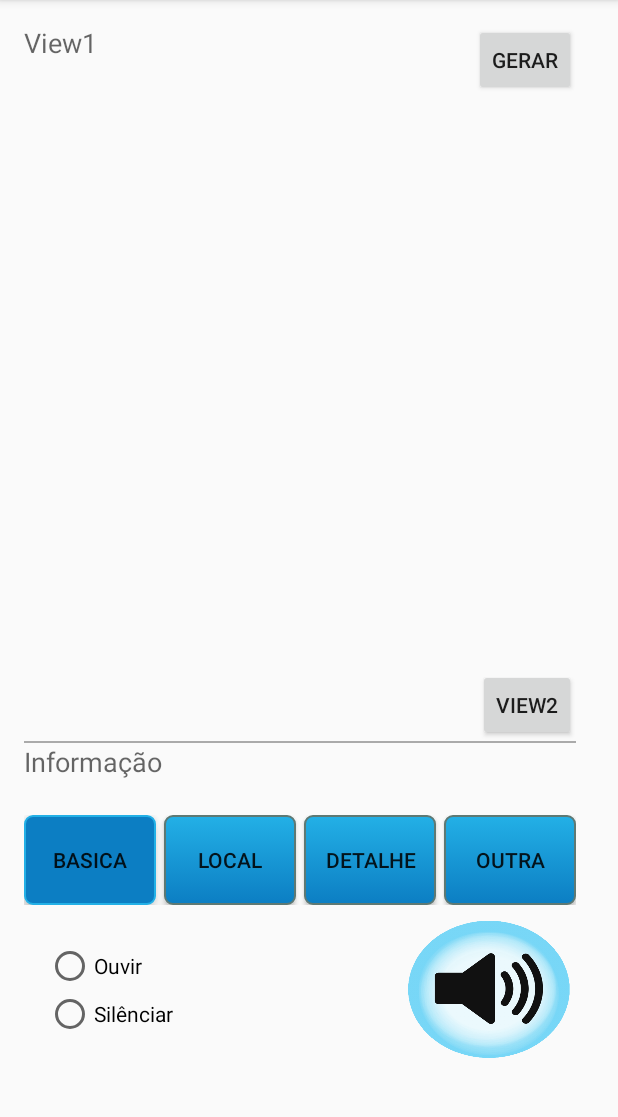
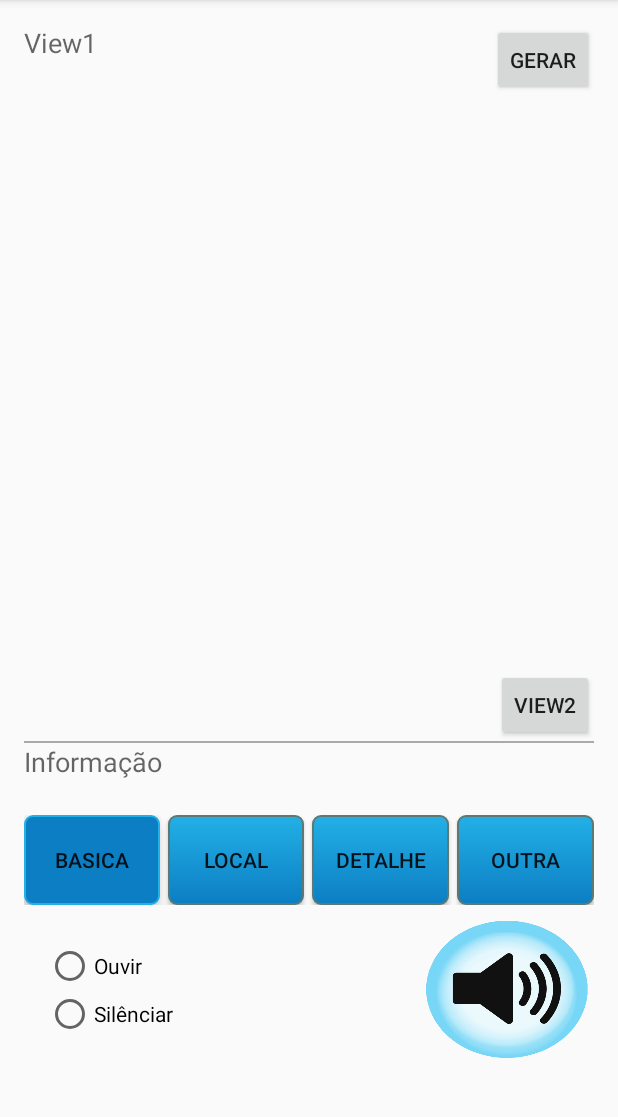
Before and after one commit to AnaisDias/LDSO_CityFeels, an Android app: the screen it shows after launch (MainActivity), on a phone screen of 412 x 824 dp, the part 84-1201 px from its top. Run offline under Robolectric (Android 15) with nearby library versions, the phone set to English and light mode, and no system bars.

Commit message:
interface scales with width

```diff
--- a/Interface/CityFeels/app/src/main/res/layout/content_main.xml
+++ b/Interface/CityFeels/app/src/main/res/layout/content_main.xml
@@ -1,7 +1,7 @@
 <?xml version="1.0" encoding="utf-8"?>
 <RelativeLayout xmlns:android="http://schemas.android.com/apk/res/android"
     xmlns:tools="http://schemas.android.com/tools"
-    xmlns:app="http://schemas.android.com/apk/res-auto" android:layout_width="wrap_content"
+    xmlns:app="http://schemas.android.com/apk/res-auto" android:layout_width="match_parent"
     android:layout_height="match_parent" android:paddingLeft="@dimen/activity_horizontal_margin"
     android:paddingRight="@dimen/activity_horizontal_margin"
     android:paddingTop="@dimen/activity_vertical_margin"
@@ -22,7 +22,7 @@
 
     <LinearLayout
         android:orientation="vertical"
-        android:layout_width="wrap_content"
+        android:layout_width="match_parent"
         android:layout_height="wrap_content"
         android:layout_alignParentBottom="true"
         android:layout_alignParentLeft="true"
@@ -51,7 +51,7 @@
 
         <LinearLayout
             android:orientation="horizontal"
-            android:layout_width="wrap_content"
+            android:layout_width="match_parent"
             android:layout_height="60dp"
             android:weightSum="4"
             android:id="@+id/linearLayout"
```
